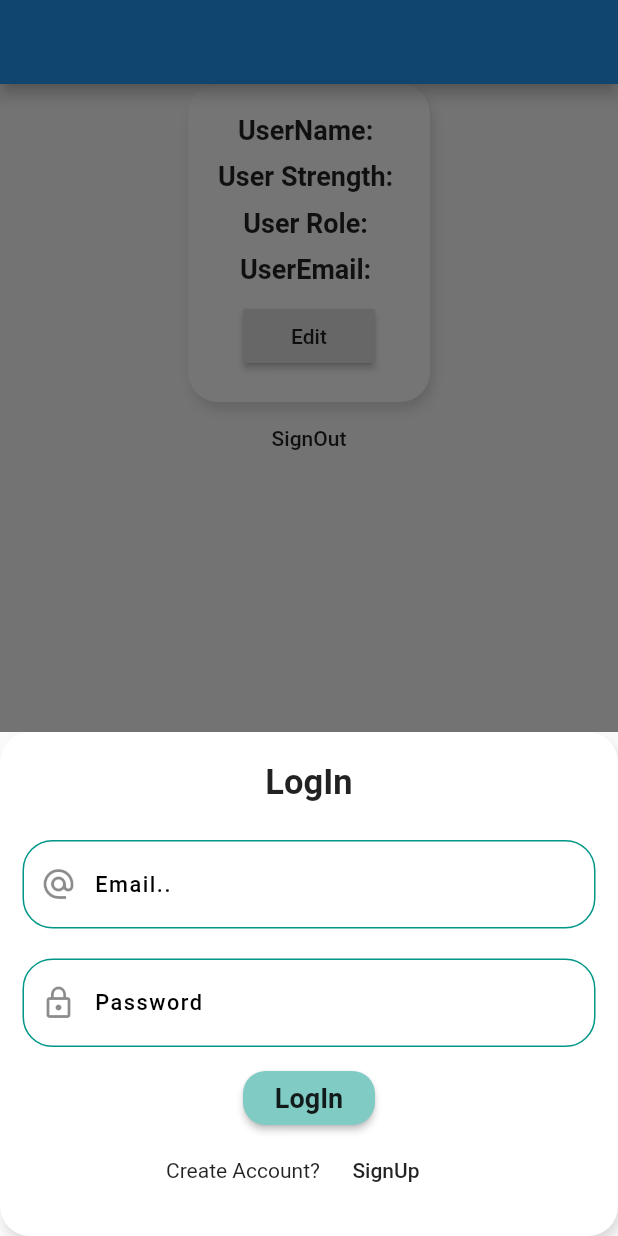
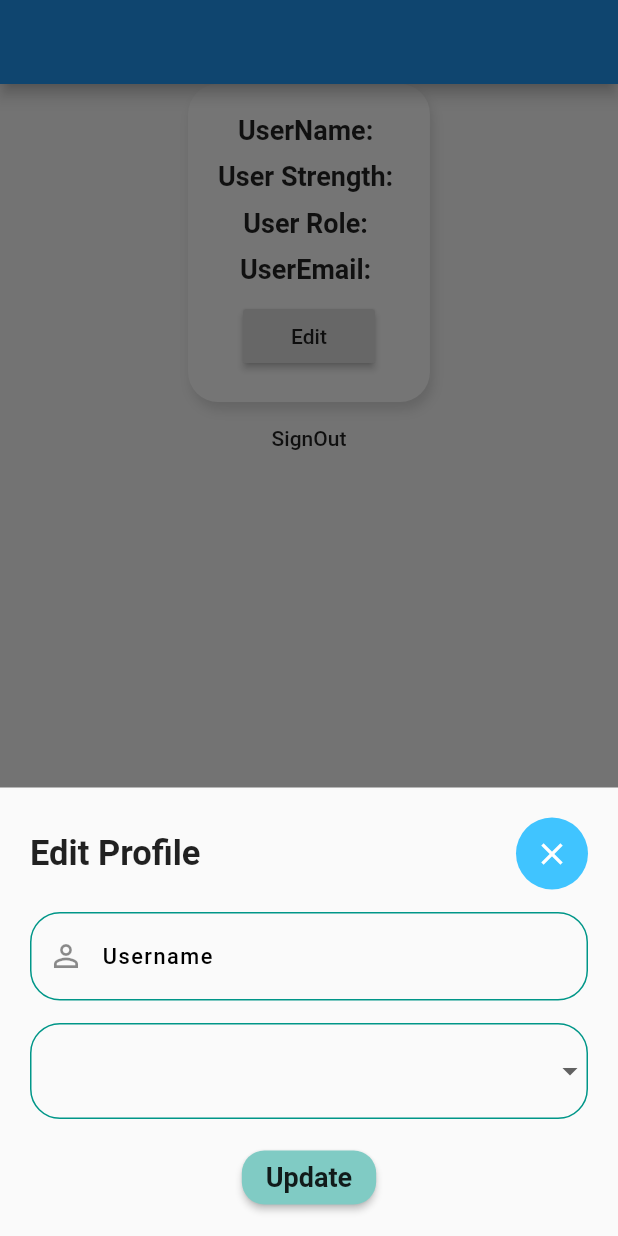
Before and after one commit to smwash/firestore-user-profile, a Flutter app: the screen it shows once a user with an empty profile is signed in, after a tap on "Edit", on a phone screen of 412 x 824 dp. Run offline on Flutter 3.47's test engine with Material 2 defaults, Android fonts, the phone set to English and light mode, and no system bars; our stand-ins replace cloud_firestore, firebase_auth; accounts and stored records are empty.

Commit message:
edit user profile

```diff
--- a/lib/main.dart
+++ b/lib/main.dart
@@ -5,6 +5,8 @@ import 'package:auth_practice/services/authservice.dart';
 import 'package:firebase_auth/firebase_auth.dart';
 import 'package:flutter/material.dart';
 import 'package:provider/provider.dart';
+
+import 'services/database.dart';
 
 void main() {
   runApp(MyApp());
--- /dev/null
+++ b/lib/screens/editProfile.dart
@@ -0,0 +1,138 @@
+import 'package:auth_practice/model/user.dart';
+import 'package:auth_practice/services/database.dart';
+import 'package:flutter/material.dart';
+import 'package:provider/provider.dart';
+
+import '../constants.dart';
+
+class EditProgile extends StatefulWidget {
+  @override
+  _EditProgileState createState() => _EditProgileState();
+}
+
+class _EditProgileState extends State<EditProgile> {
+  final _formKey = GlobalKey<FormState>();
+  List<String> _strengths = ['50', '100', '150', '200', '300', '400', '500'];
+  String _strength;
+  String _editedName;
+
+  @override
+  Widget build(BuildContext context) {
+    final user = Provider.of<UserData>(context);
+    return StreamBuilder<Object>(
+        stream: Database().getUserData(user.userId),
+        builder: (context, snapshot) {
+          if (!snapshot.hasData) {
+            return CircularProgressIndicator();
+          }
+          UserData userData = snapshot.data;
+          return Container(
+            padding: EdgeInsets.only(
+                top: 20.0,
+                left: 20.0,
+                right: 20.0,
+                bottom: MediaQuery.of(context).viewInsets.bottom),
+            child: Form(
+              key: _formKey,
+              child: SingleChildScrollView(
+                child: Column(
+                  children: [
+                    Row(
+                      mainAxisAlignment: MainAxisAlignment.spaceBetween,
+                      children: [
+                        Text(
+                          'Edit Profile',
+                          style: TextStyle(
+                            fontSize: 23.0,
+                            fontWeight: FontWeight.bold,
+                          ),
+                        ),
+                        Container(
+                          decoration: BoxDecoration(
+                            color: Colors.lightBlueAccent,
+                            shape: BoxShape.circle,
+                          ),
+                          child: IconButton(
+                            icon: Icon(
+                              Icons.close,
+                              color: Colors.white,
+                            ),
+                            onPressed: () => Navigator.pop(context),
+                          ),
+                        ),
+                      ],
+                    ),
+                    SizedBox(height: 15.0),
+                    TextFormField(
+                      initialValue: userData.userName,
+                      decoration: kTextFieldDecoration.copyWith(
+                        hintText: 'Username',
+                        prefixIcon: Icon(Icons.person_outline),
+                      ),
+                      validator: (value) {
+                        if (value.isEmpty) {
+                          return 'Username is required';
+                        }
+                        if (value.trim().length < 3) {
+                          return 'Username is too short';
+                        }
+                        if (value.trim().length > 30) {
+                          return 'Username is too long';
+                        }
+                        return null;
+                      },
+                      onSaved: (value) => _editedName = value,
+                    ),
+                    SizedBox(height: 15.0),
+                    DropdownButtonFormField(
+                      value: userData.strength,
+                      decoration: kTextFieldDecoration,
+                      items: _strengths.map((strength) {
+                        return DropdownMenuItem(
+                          value: strength,
+                          child: Text('$strength points'),
+                        );
+                      }).toList(),
+                      onChanged: (value) => setState(() => _strength = value),
+                    ),
+                    SizedBox(height: 15.0),
+                    RaisedButton(
+                        shape: RoundedRectangleBorder(
+                          borderRadius: BorderRadius.circular(15.0),
+                        ),
+                        color: Colors.teal[200],
+                        child: Text(
+                          'Update',
+                          style: TextStyle(
+                            fontSize: 18.0,
+                            fontWeight: FontWeight.bold,
+                          ),
+                        ),
+                        onPressed: () async {
+                          FocusScope.of(context).unfocus();
+                          final isValid = _formKey.currentState.validate();
+                          if (isValid) {
+                            _formKey.currentState.save();
+                            var updatedUser = UserData(
+                              userName: _editedName,
+                              strength: _strength,
+                              userId: userData.userId,
+                              role: userData.role,
+                              email: userData.email,
+                            );
+
+                            Database().updateProfile(updatedUser);
+                            Navigator.pop(context);
+                          }
+                        }
+                        //_handleEditForm,
+                        ),
+                    SizedBox(height: 15.0),
+                  ],
+                ),
+              ),
+            ),
+          );
+        });
+  }
+}
--- a/lib/screens/profilescreen.dart
+++ b/lib/screens/profilescreen.dart
@@ -1,4 +1,5 @@
 import 'package:auth_practice/model/user.dart';
+import 'package:auth_practice/screens/editProfile.dart';
 import 'package:auth_practice/services/authservice.dart';
 import 'package:auth_practice/services/database.dart';
 import 'package:auth_practice/widgets/authform.dart';
@@ -83,7 +84,7 @@ class ProfilePage extends StatelessWidget {
                           onPressed: () {
                             showModalBottomSheet(
                               context: context,
-                              builder: (context) => AuthForm(),
+                              builder: (context) => EditProgile(),
                             );
                           },
                         )
--- a/lib/services/database.dart
+++ b/lib/services/database.dart
@@ -2,8 +2,6 @@ import 'package:auth_practice/model/user.dart';
 import 'package:cloud_firestore/cloud_firestore.dart';
 
 class Database {
-  // final String uid;
-  // Database({this.uid});
   final _db = Firestore.instance;
 
   //storing user to database:
@@ -14,14 +12,6 @@ class Database {
         .setData(user.toMap());
   }
 
-  Future<UserData> getData(String id) async {
-    return _db
-        .collection('users')
-        .document(id)
-        .get()
-        .then((doc) => UserData.fromFirestore(doc.data));
-  }
-
   //get user data:
   Stream<UserData> getUserData(String uid) {
     return _db
@@ -30,4 +20,11 @@ class Database {
         .snapshots()
         .map((snapshot) => UserData.fromFirestore(snapshot.data));
   }
+
+  Future<void> updateProfile(UserData user) async {
+    return await _db
+        .collection('users')
+        .document(user.userId)
+        .updateData(user.toMap());
+  }
 }
```
Also changed, not shown: lib/widgets/authform.dart (+0 -12 lines).
